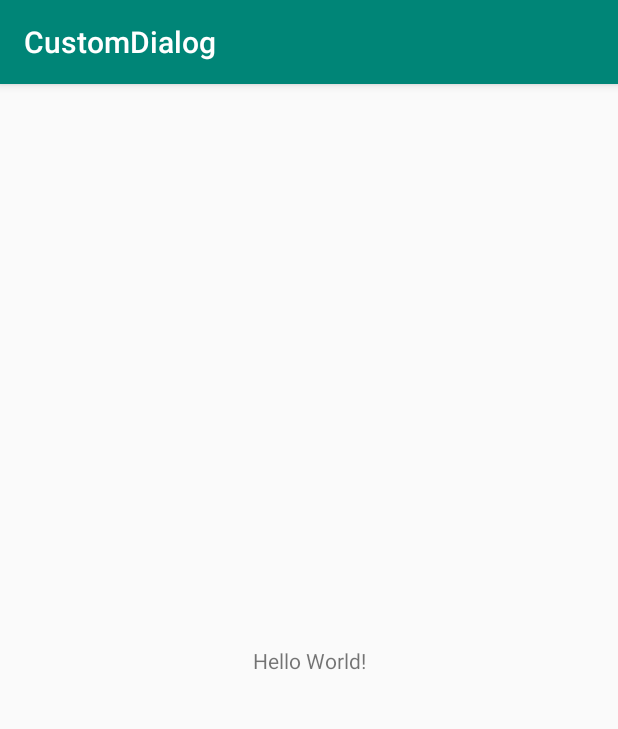
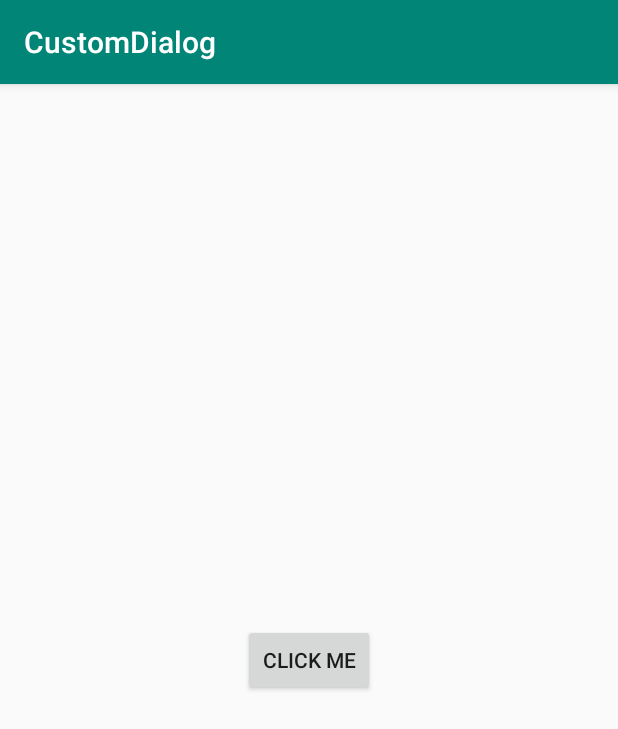
Before and after one commit to iamkushal/Custom-Dialog, an Android app: the screen it shows after launch (MainActivity), on a phone screen of 412 x 824 dp. Shown: the top 729 px of the screen. Run offline under Robolectric (Android 15) with nearby library versions, the phone set to English and light mode, and no system bars; 1 statement that could not run was skipped.

Commit message:
Finished Building Loading Dialog

```diff
--- a/app/src/main/java/com/example/customdialog/MainActivity.java
+++ b/app/src/main/java/com/example/customdialog/MainActivity.java
@@ -3,12 +3,37 @@ package com.example.customdialog;
 import androidx.appcompat.app.AppCompatActivity;
 
 import android.os.Bundle;
+import android.os.Handler;
+import android.view.View;
+import android.widget.Button;
 
 public class MainActivity extends AppCompatActivity {
+
+    FullscreenProgressDialog fullscreenProgressDialog;
+    Button button;
 
     @Override
     protected void onCreate(Bundle savedInstanceState) {
         super.onCreate(savedInstanceState);
         setContentView(R.layout.activity_main);
+
+        fullscreenProgressDialog = new FullscreenProgressDialog();
+        button = findViewById(R.id.clickMeButton);
+        button.setOnClickListener(new View.OnClickListener() {
+            @Override
+            public void onClick(View view) {
+                fullscreenProgressDialog.show(getSupportFragmentManager(), "Progress Dialog");
+            }
+        });
+
+        /* Below code is to hide the progress dialog after 15 seconds.*/
+
+        final Handler handler = new Handler();
+        handler.postDelayed(new Runnable() {
+            @Override
+            public void run() {
+                fullscreenProgressDialog.dismiss();
+            }
+        }, 5000);
     }
 }
--- a/app/src/main/res/layout/activity_main.xml
+++ b/app/src/main/res/layout/activity_main.xml
@@ -1,18 +1,14 @@
 <?xml version="1.0" encoding="utf-8"?>
-<androidx.constraintlayout.widget.ConstraintLayout xmlns:android="http://schemas.android.com/apk/res/android"
+<RelativeLayout xmlns:android="http://schemas.android.com/apk/res/android"
     xmlns:app="http://schemas.android.com/apk/res-auto"
     xmlns:tools="http://schemas.android.com/tools"
-    android:layout_width="match_parent"
-    android:layout_height="match_parent"
+    style="@style/WidthMatchHeightMatch"
     tools:context=".MainActivity">
 
-    <TextView
-        android:layout_width="wrap_content"
-        android:layout_height="wrap_content"
-        android:text="Hello World!"
-        app:layout_constraintBottom_toBottomOf="parent"
-        app:layout_constraintLeft_toLeftOf="parent"
-        app:layout_constraintRight_toRightOf="parent"
-        app:layout_constraintTop_toTopOf="parent" />
+    <Button
+        android:id="@+id/clickMeButton"
+        style="@style/WidthWrapHeightWrap"
+        android:layout_centerInParent="true"
+        android:text="Click Me" />
 
-</androidx.constraintlayout.widget.ConstraintLayout>
+</RelativeLayout>
--- /dev/null
+++ b/app/src/main/res/values/dimens.xml
@@ -0,0 +1,4 @@
+<?xml version="1.0" encoding="utf-8"?>
+<resources>
+    <dimen name="process_dialog_gif_size">70dp</dimen>
+</resources>
--- a/app/src/main/res/values/strings.xml
+++ b/app/src/main/res/values/strings.xml
@@ -1,3 +1,4 @@
 <resources>
     <string name="app_name">CustomDialog</string>
+    <string name="verifying_dot">Verifying...</string>
 </resources>
--- a/app/src/main/res/values/styles.xml
+++ b/app/src/main/res/values/styles.xml
@@ -8,4 +8,25 @@
         <item name="colorAccent">@color/colorAccent</item>
     </style>
 
+
+    <style name="WidthWrapHeightWrap">
+        <item name="android:layout_width">wrap_content</item>
+        <item name="android:layout_height">wrap_content</item>
+    </style>
+
+    <style name="WidthMatchHeightMatch">
+        <item name="android:layout_width">match_parent</item>
+        <item name="android:layout_height">match_parent</item>
+    </style>
+
+    <style name="WidthMatchHeightWrap">
+        <item name="android:layout_width">match_parent</item>
+        <item name="android:layout_height">wrap_content</item>
+    </style>
+
+    <style name="WidthMatchHeightMatchVertical" parent="WidthMatchHeightMatch">
+        <item name="android:orientation">vertical</item>
+    </style>
+
+
 </resources>
```
Also changed, not shown: app/build.gradle (+9 -0 lines), app/src/main/java/com/example/customdialog/FullscreenProgressDialog.java (added, +38 -0 lines), app/src/main/java/com/example/customdialog/ProgressDialog.java (deleted, +0 -64 lines), app/src/main/res/layout/progress_dialog.xml (deleted, +0 -25 lines), app/src/main/res/layout/progress_dialog_fullscreen.xml (added, +18 -0 lines), app/src/main/res/drawable/ic_circular_loading_white.gif (added), app/src/main/res/drawable/ww.gif (deleted), 1 other file.
